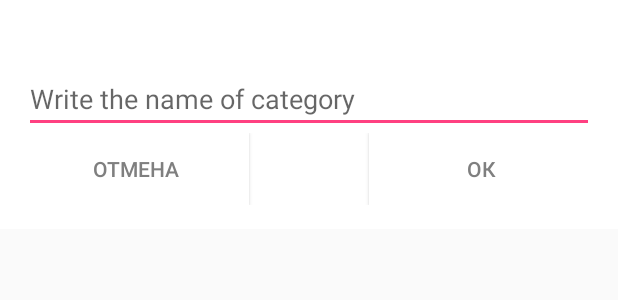
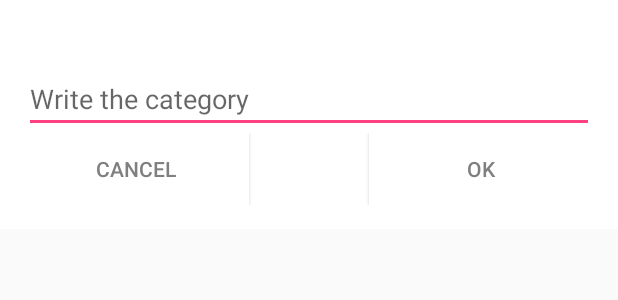
Before and after one commit to RussellGk/MoneyTracker, an Android app: the layout dialog_window.xml on its own in the app's theme, with its tools: preview values and no code run, on a phone screen of 412 x 824 dp. Shown: the top 300 px of the screen. Run offline under Robolectric (Android 15) with nearby library versions, the phone set to English and light mode, and no system bars.

Commit message:
CAB for Categories, Category from Dialog window, DB

```diff
--- a/app/src/main/java/com/hardteam/moneytracker/database/Expenses.java
+++ b/app/src/main/java/com/hardteam/moneytracker/database/Expenses.java
@@ -20,7 +20,7 @@ public class Expenses extends Model{
     @Column(name ="date")
     public String date;
 
-    @Column(name ="category")
+    @Column(name = "category", onUpdate = Column.ForeignKeyAction.CASCADE, onDelete = Column.ForeignKeyAction.CASCADE)
     public Categories category;
 
     public Expenses()
--- a/app/src/main/res/layout/dialog_window.xml
+++ b/app/src/main/res/layout/dialog_window.xml
@@ -14,18 +14,19 @@
     android:paddingTop="@dimen/activity_horizontal_margin">
 
     <TextView
-        android:id="@+id/title"
+        android:id="@+id/title_dialog"
         android:layout_width="match_parent"
         android:layout_height="wrap_content"
-        android:textColor="@color/common_signin_btn_default_background"
+        android:textColor="@color/green"
         android:textSize="20dp" />
 
     <EditText
         android:id="@+id/edittext"
         android:layout_width="match_parent"
         android:layout_height="wrap_content"
-        android:textColor="@color/common_signin_btn_default_background"
-        android:hint="Write the name of category " />
+        android:inputType="textCapSentences"
+        android:textColor="@color/common_signin_btn_light_text_focused"
+        android:hint="Write the category" />
 
     <RelativeLayout
         android:layout_width="match_parent"
@@ -36,7 +37,7 @@
             android:layout_width="150dp"
             android:layout_height="wrap_content"
             android:background="@color/cardview_light_background"
-            android:text="ОТМЕНА"
+            android:text="Cancel"
             android:textColor="#7F7F7F"
             />
 
@@ -50,7 +51,7 @@
             android:layout_alignParentTop="true"
             android:layout_gravity="right"
             android:background="@color/cardview_light_background"
-            android:text="ОК"
+            android:text="Ok"
             android:textColor="#7F7F7F"
             />
     </RelativeLayout>
```
Also changed, not shown: app/src/main/java/com/hardteam/moneytracker/adapters/CategoryAdapter.java (+10 -43 lines), app/src/main/java/com/hardteam/moneytracker/adapters/ExpensesAdapter.java (+8 -43 lines), app/src/main/java/com/hardteam/moneytracker/ui/fragments/CategoryFragment.java (+13 -2 lines), app/src/main/res/layout/category_item.xml (+11 -8 lines), app/src/main/res/layout/list_item.xml (+3 -4 lines), app/src/main/res/values/styles.xml (+8 -4 lines).
